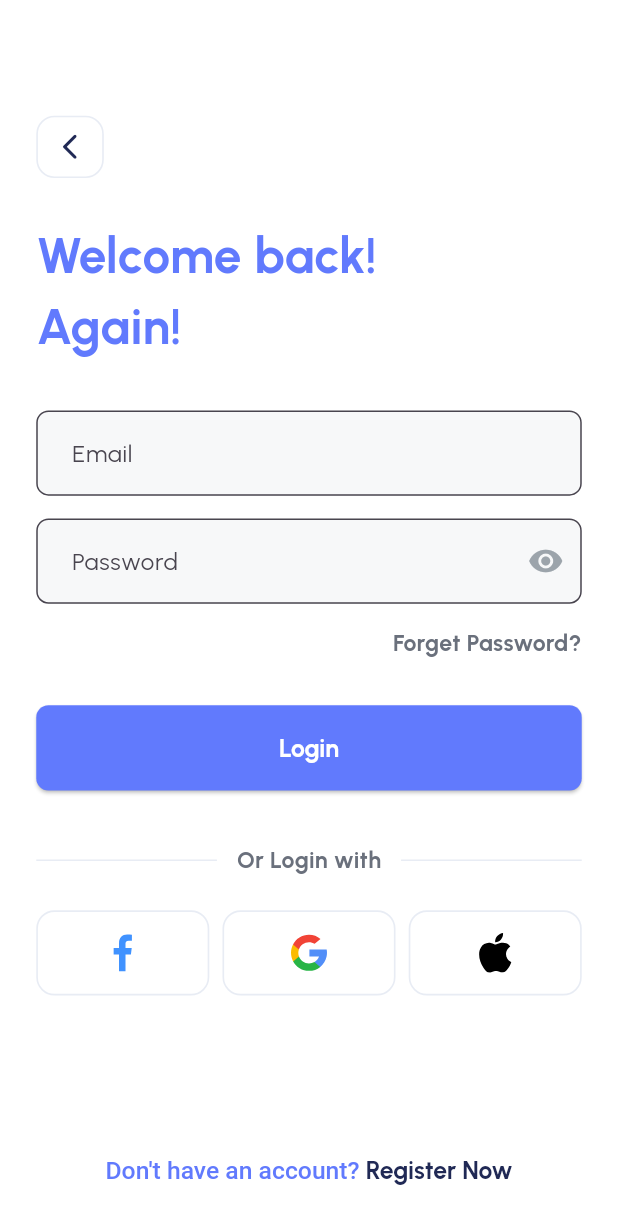
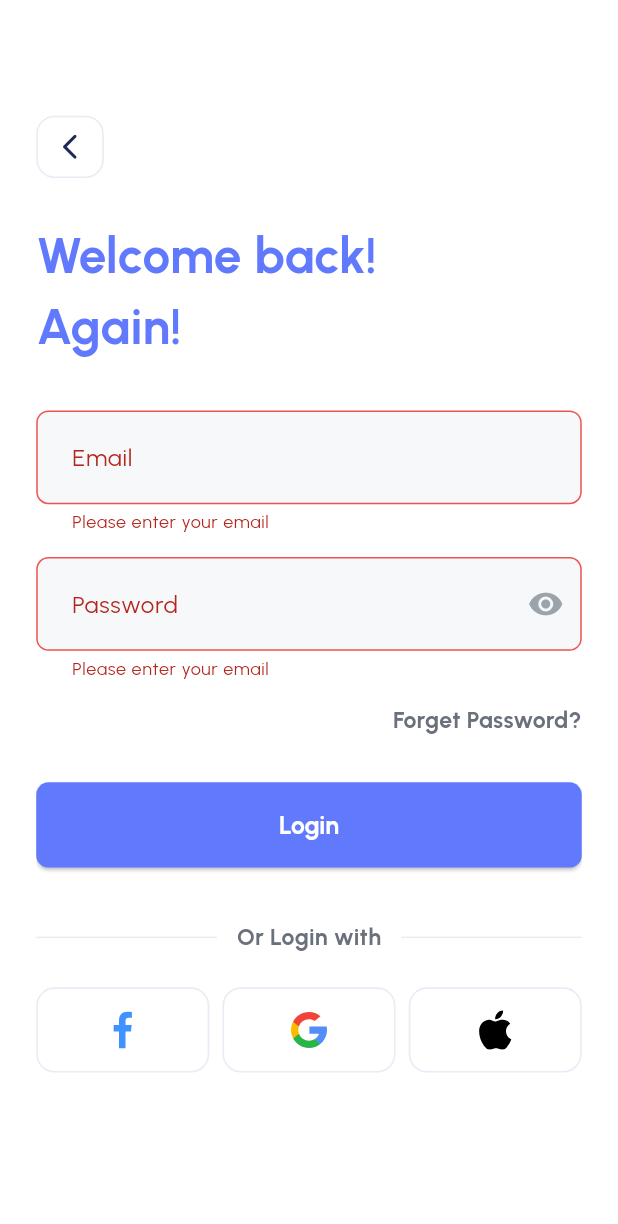
Before and after one commit to OmarAfifi-CSE/finance_app_ui, a Flutter app: the LoginScreen screen opened by its route, after a tap on "Login", on a phone screen of 412 x 824 dp. Shown: the top 1224 px of the screen. Run offline on Flutter 3.47's test engine with Material 3 defaults, Android fonts, the phone set to English and light mode, and no system bars; our stand-ins replace flutter_screenutil, flutter_svg, go_router.

Commit message:
add controller and validator

```diff
--- a/lib/core/features/auth/login_screen.dart
+++ b/lib/core/features/auth/login_screen.dart
@@ -18,11 +18,25 @@ class LoginScreen extends StatefulWidget {
 }
 
 class _LoginScreenState extends State<LoginScreen> {
+  final GlobalKey<FormState> formKey = GlobalKey<FormState>();
+  late TextEditingController emailController;
+  late TextEditingController passwordController;
+
+  @override
+  void initState() {
+    super.initState();
+    emailController = TextEditingController();
+    passwordController = TextEditingController();
+  }
+
   @override
   Widget build(BuildContext context) {
     return Scaffold(
       body: Padding(
         padding: EdgeInsets.symmetric(horizontal: 22.w, vertical: 20.h),
+        child: Form(
+          key: formKey,
+          child: SingleChildScrollView(
             child: Column(
               crossAxisAlignment: CrossAxisAlignment.start,
               children: [
@@ -39,12 +53,31 @@ class _LoginScreenState extends State<LoginScreen> {
                   ),
                 ),
                 SizedBox(height: 32.h),
-            CustomTextField(label: "Email", hintText: "Enter your email"),
+                CustomTextField(
+                  label: "Email",
+                  hintText: "Enter your email",
+                  controller: emailController,
+                  validator: (value) {
+                    if (value == null || value.isEmpty) {
+                      return "Please enter your email";
+                    }
+                    return null;
+                  },
+                ),
                 SizedBox(height: 15.h),
                 CustomTextField(
                   label: "Password",
                   hintText: "Enter your password",
                   obscureText: true,
+                  controller: passwordController,
+                  validator: (value) {
+                    if (value == null || value.isEmpty) {
+                      return "Please enter your email";
+                    } else if (value.length < 6) {
+                      return "Password must be at least 6 characters";
+                    }
+                    return null;
+                  },
                   suffixIcon: Icon(
                     Icons.remove_red_eye,
                     color: AppColors.grayColor,
@@ -66,7 +99,14 @@ class _LoginScreenState extends State<LoginScreen> {
                 PrimaryButtonWidget(
                   buttonText: "Login",
                   onPressed: () {
-                // Handle login action
+                    if (formKey.currentState!.validate()) {
+                      // Handle login logic here
+                      print("Email: ${emailController.text}");
+                      print("Password: ${passwordController.text}");
+                      ScaffoldMessenger.of(context).showSnackBar(
+                        SnackBar(content: Text('Login successful')),
+                      );
+                    }
                   },
                 ),
                 SizedBox(height: 35.h),
@@ -78,6 +118,8 @@ class _LoginScreenState extends State<LoginScreen> {
               ],
             ),
           ),
+        ),
+      ),
     );
   }
 }
--- a/lib/core/widgets/custom_text_field.dart
+++ b/lib/core/widgets/custom_text_field.dart
@@ -11,6 +11,7 @@ class CustomTextField extends StatelessWidget {
   final double? width;
   final double? height;
   final bool obscureText;
+  final TextEditingController? controller;
   final String? Function(String?)? validator;
 
   const CustomTextField({
@@ -21,6 +22,7 @@ class CustomTextField extends StatelessWidget {
     this.width,
     this.height,
     this.obscureText = false,
+    this.controller,
     this.validator,
   });
 
@@ -28,8 +30,10 @@ class CustomTextField extends StatelessWidget {
   Widget build(BuildContext context) {
     return SizedBox(
       width: width ?? 331.w,
-      height: height ?? 56.h,
-      child: TextField(
+      child: TextFormField(
+        style: TextStyle(fontSize: 16.sp, fontWeight: FontWeight.w400),
+        controller: controller,
+        validator: validator,
         cursorColor: AppColors.primaryColor,
         obscureText: obscureText,
         decoration: InputDecoration(
@@ -50,6 +54,10 @@ class CustomTextField extends StatelessWidget {
             borderRadius: BorderRadius.circular(8.r),
             borderSide: BorderSide(color: Theme.of(context).primaryColor),
           ),
+          errorBorder: OutlineInputBorder(
+            borderRadius: BorderRadius.circular(8.r),
+            borderSide: BorderSide(color: Colors.red.shade400),
+          ),
           suffixIcon: suffixIcon,
         ),
       ),
```
Lines whose indentation alone changed are shown as unchanged.
